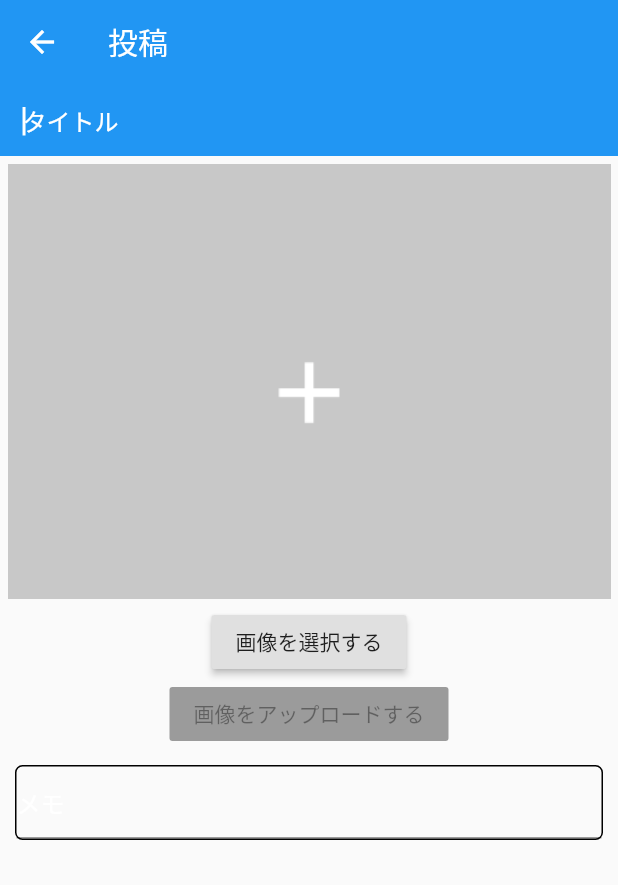
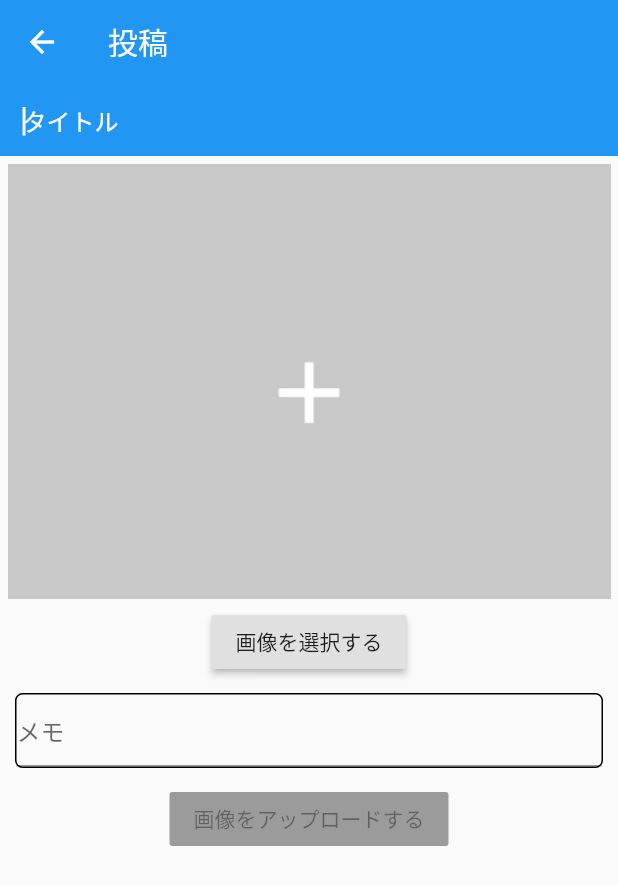
Before and after one commit to shotaro427/ImageShareApp, a Flutter app: the ImageUploadPage screen opened directly with empty values, on a phone screen of 412 x 824 dp. Shown: the top 885 px of the screen. Run offline on Flutter 3.47's test engine with Material 2 defaults, Android fonts, the phone set to English and light mode, and no system bars; our stand-ins replace cloud_firestore, firebase_auth, firebase_storage, google_sign_in, image_picker; missing offline and left inert: filesize; accounts and stored records are empty.

Commit message:
タイトルとメモを保存できるように変更

```diff
--- a/lib/widgets/top_image_list/image_upload_page.dart
+++ b/lib/widgets/top_image_list/image_upload_page.dart
@@ -101,6 +101,21 @@ class _LayoutUploadImagePage extends StatelessWidget {
                     bloc.pickUpImage();
                   },
                 ),
+                Container(
+                  margin: const EdgeInsets.all(10.0),
+                  decoration: BoxDecoration(
+                      border: Border.all(color: Colors.black),
+                      borderRadius: const BorderRadius.all(Radius.circular(5.0))),
+                  child: TextFormField(
+                    controller: memoController,
+                    decoration: const InputDecoration(
+                        border: const UnderlineInputBorder(),
+                        hintText: 'メモ',
+                    ),
+                    maxLines: null,
+                    keyboardType: TextInputType.multiline,
+                  ),
+                ),
                 // 「画像をアップロードする」ボタン
                 RaisedButton(
                     child: const Text("画像をアップロードする"),
@@ -111,27 +126,9 @@ class _LayoutUploadImagePage extends StatelessWidget {
                       if (snapshot.hasData) {
                         var bloc = Provider.of<ImageUploadBloc>(
                             context, listen: false);
-                        bloc.uploadImage(snapshot.data, roomId);
+                        bloc.uploadImage(snapshot.data, roomId, title: titleController.text, memoText: memoController.text);
                       }
                     }
-                ),
-                Container(
-                  margin: const EdgeInsets.all(10.0),
-                  decoration: BoxDecoration(
-                      border: Border.all(color: Colors.black),
-                      borderRadius: const BorderRadius.all(Radius.circular(5.0))),
-                  child: TextFormField(
-                    controller: memoController,
-                    decoration: const InputDecoration(
-                        border: const UnderlineInputBorder(),
-                        hintText: 'メモ',
-                        hintStyle: TextStyle(
-                            color: Colors.white
-                        )
-                    ),
-                    maxLines: null,
-                    keyboardType: TextInputType.multiline,
-                  ),
                 ),
               ],
             );
```
Also changed, not shown: lib/models/image_upload_bloc.dart (+30 -5 lines).
